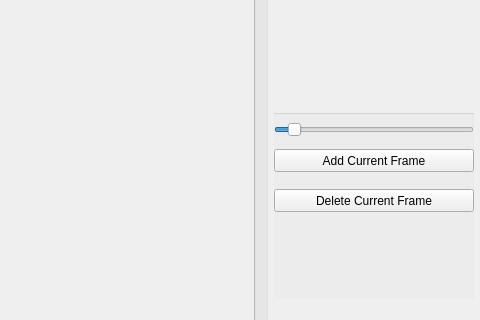
This is view.ui in University-of-Utah-CS3505/sprite-editor-a7-f17-cs3505-MichaelTata as Qt 5 draws it before an edit; both pictures show x 800 to 1280 and y 193 to 513 of the 1280 by 720 pixel window. The edited form follows.
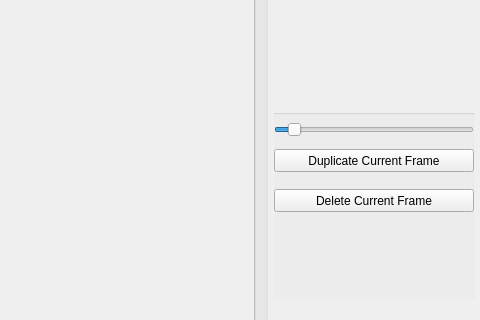
This is the edited form. Icons and pictures are not drawn. Custom widgets are drawn as their Qt base class.

Commit message: changed button name

```diff
--- a/view.ui
+++ b/view.ui
@@ -818,7 +818,7 @@
            </rect>
           </property>
           <property name="text">
-           <string>Add Current Frame</string>
+           <string>Duplicate Current Frame</string>
           </property>
          </widget>
          <widget class="QPushButton" name="deleteFrameButton">
```
Left out of the diff: 24 changed lines with no effect on the pictures.
